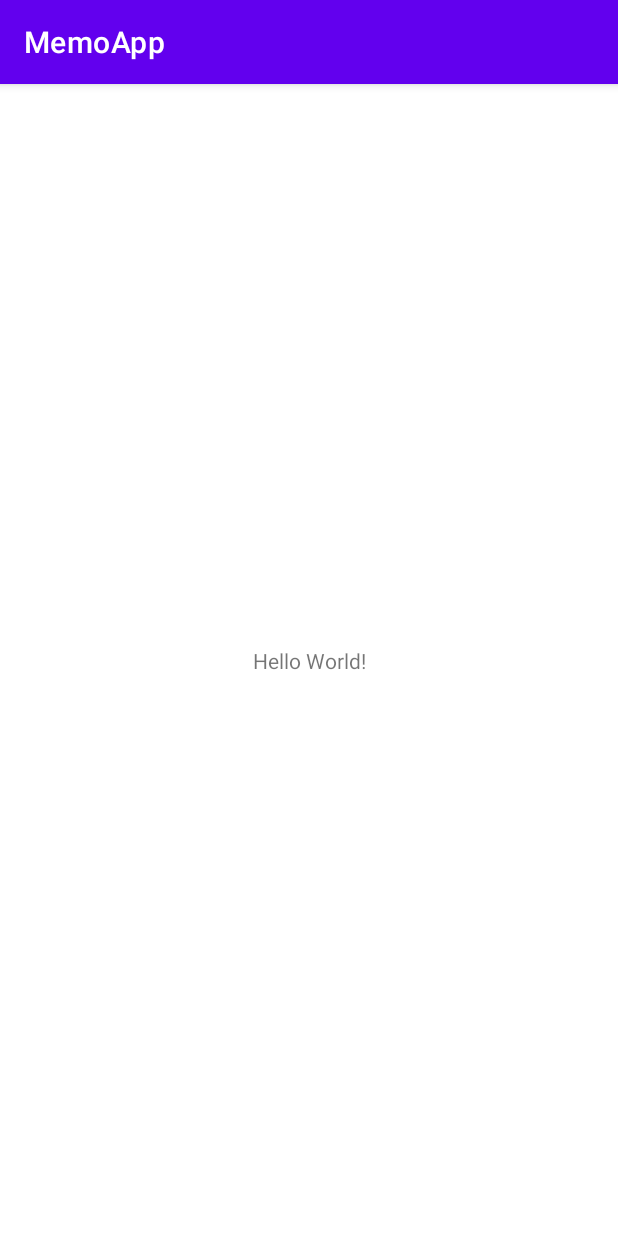
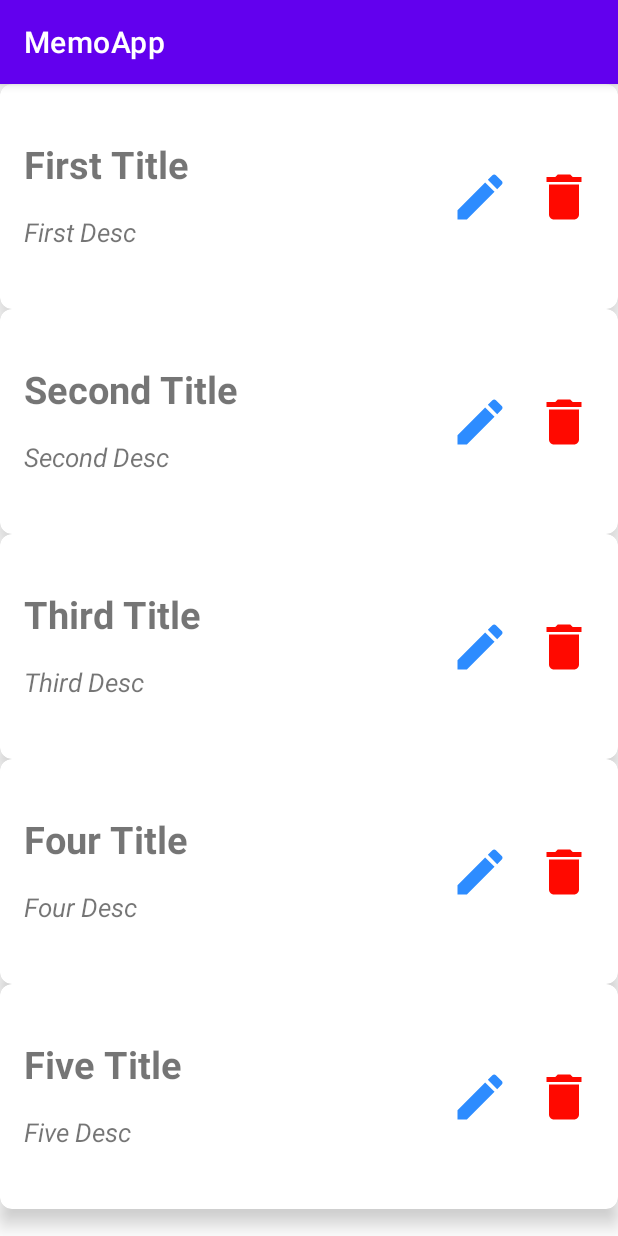
Before and after one commit to aizirek7/MemoApp, an Android app: the screen it shows after launch (MainActivity), on a phone screen of 412 x 824 dp. Run offline under Robolectric (Android 15) with nearby library versions, the phone set to English and light mode, and no system bars.

Commit message:
Практическая работа по Fragments

```diff
--- a/app/build.gradle
+++ b/app/build.gradle
@@ -39,6 +39,9 @@ dependencies {
     implementation 'androidx.appcompat:appcompat:1.2.0'
     implementation 'com.google.android.material:material:1.3.0'
     implementation 'androidx.constraintlayout:constraintlayout:2.0.4'
+    implementation 'androidx.legacy:legacy-support-v4:1.0.0'
+    implementation "androidx.fragment:fragment:1.3.3"
+    implementation "androidx.cardview:cardview:1.0.0"
     testImplementation 'junit:junit:4.+'
     androidTestImplementation 'androidx.test.ext:junit:1.1.2'
     androidTestImplementation 'androidx.test.espresso:espresso-core:3.3.0'
--- a/app/src/main/java/com/example/memoapp/MainActivity.kt
+++ b/app/src/main/java/com/example/memoapp/MainActivity.kt
@@ -2,6 +2,7 @@ package com.example.memoapp
 
 import androidx.appcompat.app.AppCompatActivity
 import android.os.Bundle
+import com.example.memoapp.fragments.MainFragment
 
 class MainActivity : AppCompatActivity() {
     override fun onCreate(savedInstanceState: Bundle?) {
@@ -9,8 +10,10 @@ class MainActivity : AppCompatActivity() {
         setContentView(R.layout.activity_main)
 
 
-
-
+        supportFragmentManager.beginTransaction().apply {
+            replace(R.id.fragment_container, MainFragment())
+            commit()
+        }
 
 
     }
--- /dev/null
+++ b/app/src/main/java/com/example/memoapp/data/Memo.kt
@@ -0,0 +1,6 @@
+package com.example.memoapp.data
+
+import java.io.Serializable
+import java.util.*
+
+data class Memo(val memoTitle:String, val memoDescription:String, val date : StringBuilder) : Serializable
--- /dev/null
+++ b/app/src/main/java/com/example/memoapp/data/adapters/Adapter.kt
@@ -0,0 +1,76 @@
+package com.example.memoapp.data.adapters
+
+import android.view.LayoutInflater
+import android.view.View
+import android.view.ViewGroup
+import android.widget.AdapterView
+import android.widget.ImageView
+import android.widget.TextView
+import androidx.cardview.widget.CardView
+import androidx.recyclerview.widget.RecyclerView
+import com.example.memoapp.R
+import com.example.memoapp.data.Memo
+
+class  Adapter(var memoList: List<Memo>, var listener: OnItemClickListener) :
+    RecyclerView.Adapter< Adapter.ViewHolder>() {
+
+
+    inner class ViewHolder(view: View) : RecyclerView.ViewHolder(view), View.OnClickListener {
+        val itemTitle: TextView = view.findViewById(R.id.itemTitle)
+        val itemDescription: TextView= view.findViewById(R.id.itemDescription)
+
+        private val parent: CardView = view.findViewById(R.id.parent)
+        private val delete: ImageView = view.findViewById(R.id.delete)
+        private val edit : ImageView = view.findViewById(R.id.edit)
+
+
+
+
+
+
+        init {
+            parent.setOnClickListener(this)
+            delete.setOnClickListener(this)
+            edit.setOnClickListener(this)
+
+        }
+
+        override fun onClick(v: View?) {
+            when(v?.id){
+                R.id.parent -> listener.onItemClick(adapterPosition)
+                R.id.edit -> listener.onEditClick(adapterPosition)
+                R.id.delete -> listener.onDeleteClick(adapterPosition)
+            }
+        }
+    }
+
+
+    override fun onCreateViewHolder(viewGroup: ViewGroup, viewType: Int): ViewHolder {
+        val view = LayoutInflater.from(viewGroup.context).inflate(R.layout.memo_item, viewGroup, false)
+        return ViewHolder(view)
+
+
+
+
+    }
+
+
+    override fun onBindViewHolder(viewHolder: ViewHolder, position: Int) {
+        viewHolder.itemView.apply { viewHolder.itemTitle.text = memoList[position].memoTitle
+                                   viewHolder.itemDescription.text = memoList[position].memoDescription
+
+        }
+    }
+
+    override fun getItemCount() = memoList.size
+
+
+
+    interface OnItemClickListener{
+        fun onItemClick(position: Int)
+        fun onEditClick(position: Int)
+        fun onDeleteClick(position: Int)
+
+    }
+
+}
--- /dev/null
+++ b/app/src/main/java/com/example/memoapp/fragments/MainFragment.kt
@@ -0,0 +1,117 @@
+package com.example.memoapp.fragments
+
+import android.content.Context
+import android.os.Bundle
+import android.view.LayoutInflater
+import android.view.View
+import android.view.ViewGroup
+import android.widget.Toast
+import androidx.fragment.app.Fragment
+import androidx.recyclerview.widget.LinearLayoutManager
+import androidx.recyclerview.widget.RecyclerView
+import com.example.memoapp.R
+import com.example.memoapp.data.Memo
+import com.example.memoapp.data.Utils
+import com.example.memoapp.data.adapters.Adapter
+import java.util.*
+
+
+class MainFragment : Fragment(), Adapter.OnItemClickListener{
+    lateinit var  memoList: RecyclerView
+    lateinit var adapter: Adapter
+    lateinit var userNotes: MutableList<Memo>
+    var date: StringBuilder = setCurrentDateOnView()
+
+
+    override fun onCreateView(
+        inflater: LayoutInflater, container: ViewGroup?,
+        savedInstanceState: Bundle?
+    ): View? {
+        // Inflate the layout for this fragment
+        return inflater.inflate(R.layout.fragment_main, container, false)
+
+    }
+
+
+    fun setCurrentDateOnView(): java.lang.StringBuilder{
+        val calendar = Calendar.getInstance()
+        val year = calendar[Calendar.YEAR]
+        val month = calendar[Calendar.MONTH]
+        val day = calendar[Calendar.DAY_OF_MONTH]
+
+
+        date = StringBuilder()
+            .append(day).append("/").append(month + 1).append("/")
+            .append(year)
+
+
+
+        return date
+    }
+
+
+
+
+
+
+
+    override fun onViewCreated(view: View, savedInstanceState: Bundle?) {
+        var context: Context? = getContext()
+        super.onViewCreated(view, savedInstanceState)
+
+
+        val recyclerView: RecyclerView = view.findViewById(R.id.memoList)
+        userNotes = mutableListOf()
+
+        userNotes.add(Memo("First Title", "First Desc", date))
+        userNotes.add(Memo("Second Title", "Second Desc",date))
+        userNotes.add(Memo("Third Title", "Third Desc", date))
+        userNotes.add(Memo("Four Title", "Four Desc", date))
+        userNotes.add(Memo("Five Title", "Five Desc", date))
+
+
+
+        memoList = view.findViewById(R.id.memoList)
+        memoList.layoutManager = LinearLayoutManager(context)
+        memoList.setHasFixedSize(true)
+
+        adapter = Adapter(userNotes, this)
+        memoList.adapter = adapter
+
+
+
+
+
+
+    }
+
+    override fun onItemClick(position: Int) {
+        var bundle = Bundle()
+        bundle.putSerializable(Utils.KEY, userNotes[position])
+
+        val fargment = DetailsFragment()
+        fargment.arguments = bundle
+
+        parentFragmentManager.beginTransaction().apply { replace(R.id.fragment_container, fargment)
+        addToBackStack(null)
+            commit()
+
+        }
+
+
+
+    }
+
+    override fun onEditClick(position: Int) {
+        userNotes.removeAt(position)
+    }
+
+    override fun onDeleteClick(position: Int) {
+
+
+
+    }
+
+
+
+}
--- /dev/null
+++ b/app/src/main/res/drawable/ic_baseline_delete_24.xml
@@ -0,0 +1,5 @@
+<vector android:height="24dp" android:tint="#FF0900"
+    android:viewportHeight="24" android:viewportWidth="24"
+    android:width="24dp" xmlns:android="http://schemas.android.com/apk/res/android">
+    <path android:fillColor="@android:color/white" android:pathData="M6,19c0,1.1 0.9,2 2,2h8c1.1,0 2,-0.9 2,-2V7H6v12zM19,4h-3.5l-1,-1h-5l-1,1H5v2h14V4z"/>
+</vector>
--- /dev/null
+++ b/app/src/main/res/drawable/ic_baseline_edit_24.xml
@@ -0,0 +1,5 @@
+<vector android:height="24dp" android:tint="#2D8CFF"
+    android:viewportHeight="24" android:viewportWidth="24"
+    android:width="24dp" xmlns:android="http://schemas.android.com/apk/res/android">
+    <path android:fillColor="@android:color/white" android:pathData="M3,17.25V21h3.75L17.81,9.94l-3.75,-3.75L3,17.25zM20.71,7.04c0.39,-0.39 0.39,-1.02 0,-1.41l-2.34,-2.34c-0.39,-0.39 -1.02,-0.39 -1.41,0l-1.83,1.83 3.75,3.75 1.83,-1.83z"/>
+</vector>
--- a/app/src/main/res/layout/activity_main.xml
+++ b/app/src/main/res/layout/activity_main.xml
@@ -6,13 +6,9 @@
     android:layout_height="match_parent"
     tools:context=".MainActivity">
 
-    <TextView
-        android:layout_width="wrap_content"
-        android:layout_height="wrap_content"
-        android:text="Hello World!"
-        app:layout_constraintBottom_toBottomOf="parent"
-        app:layout_constraintLeft_toLeftOf="parent"
-        app:layout_constraintRight_toRightOf="parent"
-        app:layout_constraintTop_toTopOf="parent" />
+    <androidx.fragment.app.FragmentContainerView
+        android:id="@+id/fragment_container"
+        android:layout_width="match_parent"
+        android:layout_height="match_parent"/>
 
 </androidx.constraintlayout.widget.ConstraintLayout>
--- /dev/null
+++ b/app/src/main/res/layout/fragment_main.xml
@@ -0,0 +1,18 @@
+<?xml version="1.0" encoding="utf-8"?>
+<androidx.constraintlayout.widget.ConstraintLayout xmlns:android="http://schemas.android.com/apk/res/android"
+    xmlns:app="http://schemas.android.com/apk/res-auto"
+    xmlns:tools="http://schemas.android.com/tools"
+    android:id="@+id/frameLayout"
+    android:layout_width="match_parent"
+    android:layout_height="match_parent"
+    tools:context=".fragments.MainFragment">
+
+    <androidx.recyclerview.widget.RecyclerView
+        android:id="@+id/memoList"
+        android:layout_width="0dp"
+        android:layout_height="0dp"
+        app:layout_constraintBottom_toBottomOf="parent"
+        app:layout_constraintEnd_toEndOf="parent"
+        app:layout_constraintStart_toStartOf="parent"
+        app:layout_constraintTop_toTopOf="parent" />
+</androidx.constraintlayout.widget.ConstraintLayout>
--- /dev/null
+++ b/app/src/main/res/layout/memo_item.xml
@@ -0,0 +1,70 @@
+<?xml version="1.0" encoding="utf-8"?>
+ <androidx.cardview.widget.CardView
+    xmlns:android="http://schemas.android.com/apk/res/android"
+     xmlns:app="http://schemas.android.com/apk/res-auto"
+     xmlns:tools="http://schemas.android.com/tools"
+     android:layout_width="match_parent"
+    app:cardCornerRadius="8dp"
+    android:id="@+id/parent"
+    app:cardElevation="8dp"
+    android:layout_height="150dp">
+
+    <androidx.constraintlayout.widget.ConstraintLayout
+        android:layout_width="match_parent"
+        android:layout_height="150dp">
+
+        <TextView
+            android:id="@+id/itemTitle"
+            android:layout_width="0dp"
+            android:textSize="25dp"
+            android:textStyle="bold"
+            android:layout_height="wrap_content"
+            android:layout_marginStart="16dp"
+            android:layout_marginTop="36dp"
+            android:layout_marginEnd="16dp"
+            android:text="TextView"
+            app:layout_constraintEnd_toStartOf="@+id/edit"
+            app:layout_constraintStart_toStartOf="parent"
+            app:layout_constraintTop_toTopOf="parent" />
+
+        <TextView
+            android:id="@+id/itemDescription"
+            android:layout_width="0dp"
+            android:layout_height="0dp"
+            android:textStyle="italic"
+            android:textSize="17dp"
+            android:layout_marginTop="16dp"
+            android:layout_marginEnd="16dp"
+            android:layout_marginBottom="16dp"
+            android:text="TextView"
+            app:layout_constraintBottom_toBottomOf="parent"
+            app:layout_constraintEnd_toStartOf="@+id/edit"
+            app:layout_constraintStart_toStartOf="@+id/itemTitle"
+            app:layout_constraintTop_toBottomOf="@+id/itemTitle" />
+
+        <ImageView
+            android:id="@+id/delete"
+            android:layout_width="40dp"
+            android:layout_height="40dp"
+            android:layout_marginEnd="16dp"
+            android:clickable="true"
+            app:layout_constraintBottom_toBottomOf="parent"
+            app:layout_constraintEnd_toEndOf="parent"
+            app:layout_constraintTop_toTopOf="parent"
+            app:srcCompat="@drawable/ic_baseline_delete_24" />
+
+        <ImageView
+            android:id="@+id/edit"
+            android:layout_width="40dp"
+            android:layout_height="40dp"
+            android:layout_marginEnd="16dp"
+            android:clickable="true"
+            app:layout_constraintBottom_toBottomOf="parent"
+            app:layout_constraintEnd_toStartOf="@+id/delete"
+            app:layout_constraintTop_toTopOf="parent"
+            app:srcCompat="@drawable/ic_baseline_edit_24" />
+
+
+    </androidx.constraintlayout.widget.ConstraintLayout>
+
+</androidx.cardview.widget.CardView>
--- a/app/src/main/res/values/strings.xml
+++ b/app/src/main/res/values/strings.xml
@@ -1,3 +1,5 @@
 <resources>
     <string name="app_name">MemoApp</string>
+    <!-- TODO: Remove or change this placeholder text -->
+    <string name="hello_blank_fragment">Hello blank fragment</string>
 </resources>
```
Also changed, not shown: app/src/main/java/com/example/memoapp/data/Utils.kt (added, +9 -0 lines), app/src/main/java/com/example/memoapp/fragments/DetailsFragment.kt (added, +60 -0 lines), app/src/main/res/layout/fragment_details.xml (added, +47 -0 lines).
